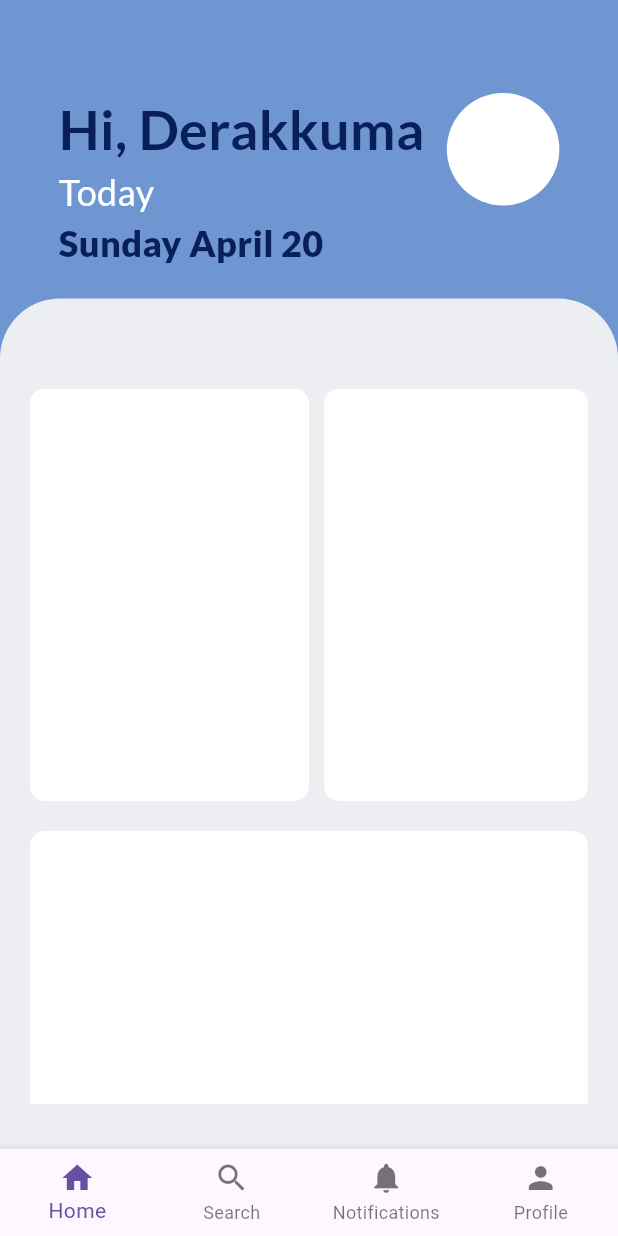
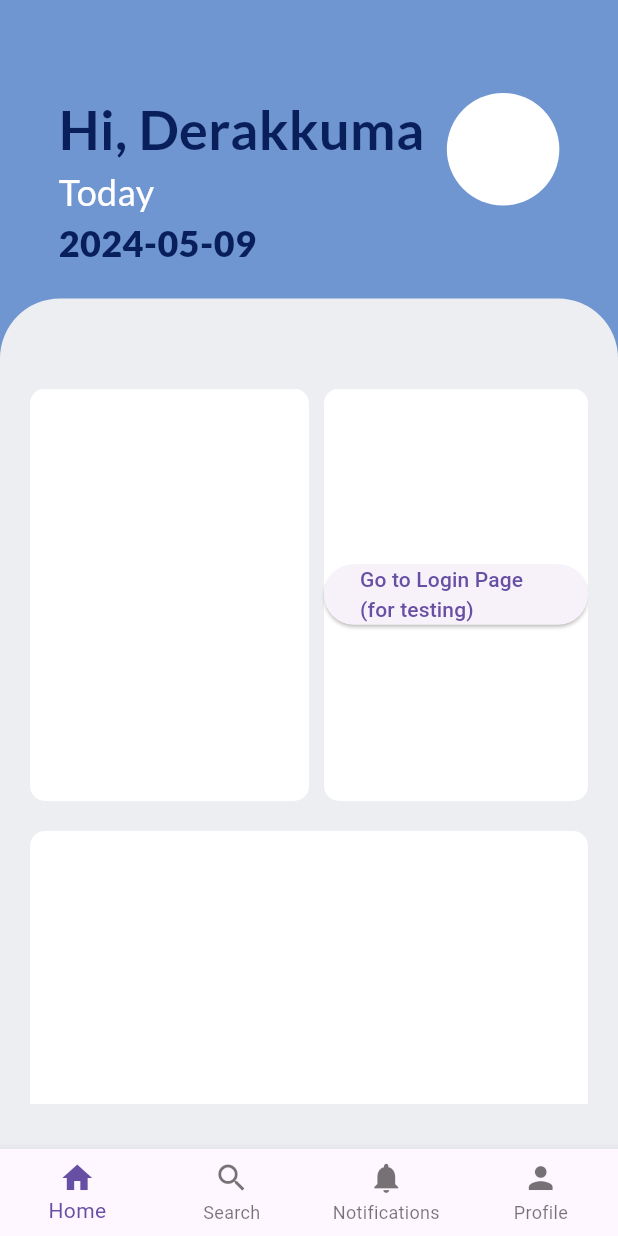
Before and after one commit to Kev-Tan/Fit_App, a Flutter app: the screen it shows after launch, on a phone screen of 412 x 824 dp. Run offline on Flutter 3.47's test engine with Material 3 defaults, Android fonts, the phone set to English and light mode, and no system bars; our stand-ins replace google_fonts.

```diff
--- a/lib/pages/home/widgets/home_content.dart
+++ b/lib/pages/home/widgets/home_content.dart
@@ -1,9 +1,10 @@
 import 'package:flutter/cupertino.dart';
 import 'package:flutter/material.dart';
 import 'package:google_fonts/google_fonts.dart';
+import 'package:fit_app/pages/userCreation/login_page.dart';
 
 class HomeContent extends StatefulWidget {
-  const HomeContent({super.key});
+  const HomeContent({Key? key}) : super(key: key);
 
   @override
   State<HomeContent> createState() => _HomeContentState();
@@ -54,6 +55,19 @@ class _HomeContentState extends State<HomeContent> {
                             color: Colors.white,
                             borderRadius: BorderRadius.circular(10.0),
                           ),
+                          child: Center(
+                            child: ElevatedButton(
+                              onPressed: () {
+                                // Navigate to another page when the button is pressed
+                                Navigator.push(
+                                  context,
+                                  MaterialPageRoute(
+                                      builder: (context) => LoginPage()),
+                                );
+                              },
+                              child: Text('Go to Login Page (for testing)'),
+                            ),
+                          ),
                         ),
                       ),
                     ),
--- a/lib/pages/home/widgets/top_bar.dart
+++ b/lib/pages/home/widgets/top_bar.dart
@@ -1,6 +1,7 @@
 import 'package:flutter/cupertino.dart';
 import 'package:google_fonts/google_fonts.dart';
 import 'package:flutter/material.dart';
+import 'package:intl/intl.dart';
 
 class TopBar extends StatefulWidget {
   const TopBar({super.key});
@@ -12,6 +13,9 @@ class TopBar extends StatefulWidget {
 class _TopBarState extends State<TopBar> {
   @override
   Widget build(BuildContext context) {
+    final DateTime now = DateTime.now();
+    final dateFormatter = DateFormat('yyyy-MM-dd');
+    final formattedDate = dateFormatter.format(now);
     return Row(
       mainAxisAlignment: MainAxisAlignment.center,
       children: [
@@ -33,7 +37,7 @@ class _TopBarState extends State<TopBar> {
                       fontWeight: FontWeight.w400,
                       fontSize: 24,
                       color: Colors.white)),
-              Text("Sunday April 20",
+              Text(formattedDate,
                   style: GoogleFonts.lato(
                       fontWeight: FontWeight.w800,
                       fontSize: 24,
--- a/pubspec.yaml
+++ b/pubspec.yaml
@@ -10,6 +10,7 @@ dependencies:
   flutter:
     sdk: flutter
   google_fonts: ^6.2.1
+  intl: ^0.19.0
 
 dev_dependencies:
   flutter_test:
```
Also changed, not shown: pubspec.lock.
